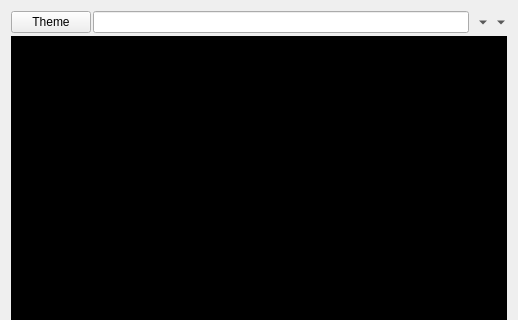
Qt form src/plugins/chatter/fsircview.ui (0xd34df00d/leechcraft) before a commit; both pictures show x 0 to 518 and y 0 to 320 of the 518 by 463 pixel window.
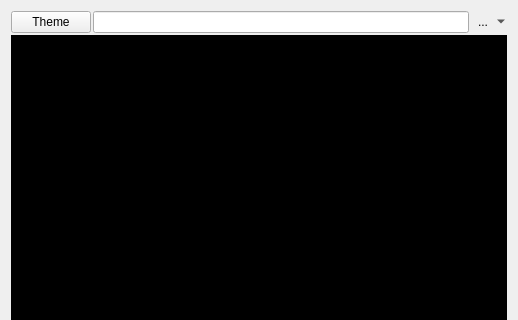
The same form after that commit. Custom widgets are drawn as their Qt base class.

Commit message: Add change nick action.

Diff of the .ui file:
```diff
--- a/src/plugins/chatter/fsircview.ui
+++ b/src/plugins/chatter/fsircview.ui
@@ -43,7 +43,7 @@
           <bool>true</bool>
          </property>
          <property name="arrowType">
-          <enum>Qt::DownArrow</enum>
+          <enum>Qt::NoArrow</enum>
          </property>
         </widget>
        </item>
```
The commit also changes 2 other files.
